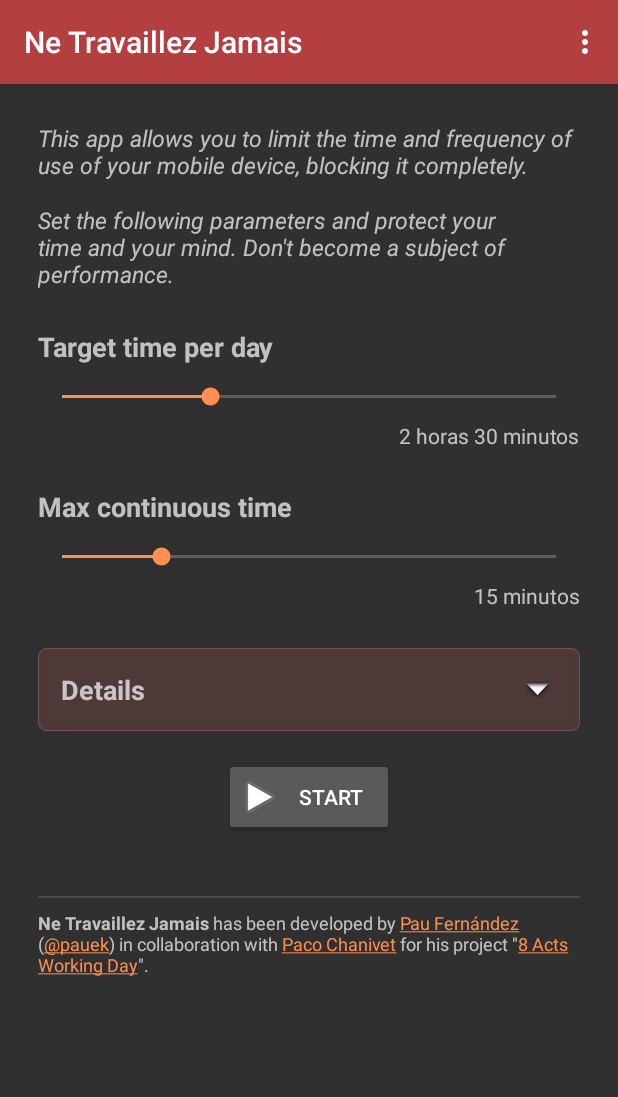
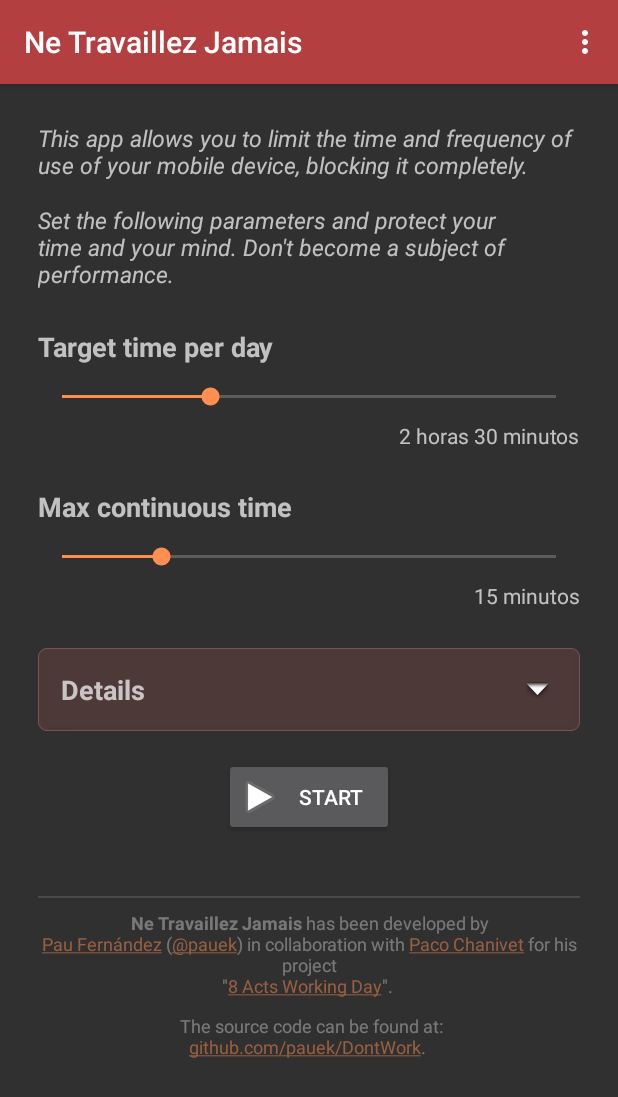
Before and after one commit to mesjetiu/DontWork, an Android app: the screen it shows after launch (MainActivity), after a tap on "Details", on a phone screen of 412 x 824 dp. Shown: the top 1097 px of the screen. Run offline under Robolectric (Android 15) with nearby library versions, the phone set to English and light mode, and no system bars; 10 statements that could not run were skipped.

Commit message:
Acabo el pie de página con todos los datos
- Esto incluye el link al código fuente.
- También está en alpha 0.5.

```diff
--- a/app/src/main/java/info/pauek/dontwork/MainActivity.java
+++ b/app/src/main/java/info/pauek/dontwork/MainActivity.java
@@ -110,7 +110,9 @@ public class MainActivity extends AppCompatActivity
 
         // Make links in about text clickable
         TextView about_text = (TextView) findViewById(R.id.about_text);
+        TextView source_text = (TextView) findViewById(R.id.source_text);
         about_text.setMovementMethod(LinkMovementMethod.getInstance());
+        source_text.setMovementMethod(LinkMovementMethod.getInstance());
 
         barParam1.setOnSeekBarChangeListener(new SeekBar.OnSeekBarChangeListener() {
             @Override
--- a/app/src/main/res/layout/activity_main.xml
+++ b/app/src/main/res/layout/activity_main.xml
@@ -197,14 +197,27 @@
             android:layout_marginTop="40dp" />
 
         <TextView
-            android:layout_width="wrap_content"
+            android:layout_width="fill_parent"
             android:layout_height="wrap_content"
             android:text="@string/about_text"
             android:id="@+id/about_text"
             android:layout_marginTop="8dp"
-            android:textSize="12dp"
+            android:textSize="12sp"
             android:layout_marginBottom="10dp"
-            android:textColorLink="@color/colorAccent" />
+            android:textColorLink="@color/colorAccent"
+            android:gravity="center_horizontal"
+            android:alpha="0.5" />
+
+        <TextView
+            android:layout_width="fill_parent"
+            android:layout_height="wrap_content"
+            android:text="@string/source"
+            android:id="@+id/source_text"
+            android:textSize="12sp"
+            android:layout_marginBottom="8dp"
+            android:textColorLink="@color/colorAccent"
+            android:gravity="center_horizontal"
+            android:alpha="0.5" />
     </LinearLayout>
 
 </ScrollView>
--- a/app/src/main/res/values/strings.xml
+++ b/app/src/main/res/values/strings.xml
@@ -37,6 +37,12 @@
     <string name="show_quote">Show quote</string>
     <string name="about">About this app</string>
 
-    <string name="about_text"><b>Ne Travaillez Jamais</b> has been developed by <a href="http://pauek.info">Pau Fernández</a> (<a href="https://twitter.com/pauek">@pauek</a>) in collaboration with <a href="http://www.pacochanivet.com">Paco Chanivet</a> for his project \"<a href="http://www.adngaleria.com/web/pag/pfitxa_img.asp?t=2&amp;id=3068&amp;o=4&amp;la=en">8 Acts Working Day</a>\".</string>
+    <string name="about_text"><b>Ne Travaillez Jamais</b> has been developed by\n<a href="http://pauek.info">Pau Fernández</a> (<a href="https://twitter.com/pauek">@pauek</a>)
+        in collaboration with <a href="http://www.pacochanivet.com">Paco Chanivet</a>
+        for his project\n\"<a href="http://www.adngaleria.com/web/pag/pfitxa_img.asp?t=2&amp;id=3068&amp;o=4&amp;la=en">8 Acts Working Day</a>\".
+    </string>
+    <string name="source">
+        The source code can be found at:\n<a href="https://github.com/pauek/DontWork">github.com/pauek/DontWork</a>.
+    </string>
 
 </resources>
```
Also changed, not shown: 2 other files.
